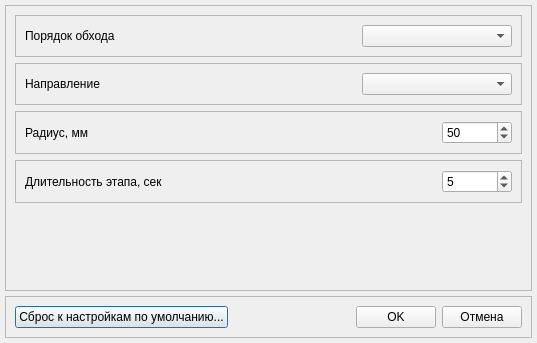
The window that metodics/dynamic_tests/octaedron/octaedronparamsdialog.ui (grigp/a-analyser) describes before a commit, drawn with Qt 5.
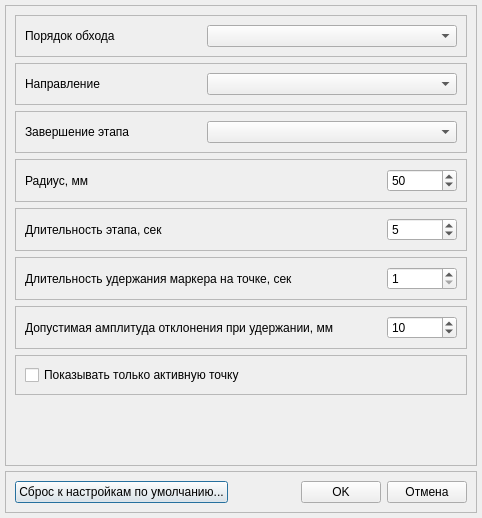
The same window after the commit.

Patch:
```diff
--- a/metodics/dynamic_tests/octaedron/octaedronparamsdialog.ui
+++ b/metodics/dynamic_tests/octaedron/octaedronparamsdialog.ui
@@ -6,8 +6,8 @@
    <rect>
     <x>0</x>
     <y>0</y>
-    <width>537</width>
-    <height>343</height>
+    <width>482</width>
+    <height>518</height>
    </rect>
   </property>
   <property name="windowTitle">
@@ -71,7 +71,7 @@
           <widget class="QComboBox" name="cbCirceRoundRuleMode">
            <property name="minimumSize">
             <size>
-             <width>150</width>
+             <width>250</width>
              <height>0</height>
             </size>
            </property>
@@ -113,7 +113,49 @@
           <widget class="QComboBox" name="cbDirectionMode">
            <property name="minimumSize">
             <size>
-             <width>150</width>
+             <width>250</width>
+             <height>0</height>
+            </size>
+           </property>
+          </widget>
+         </item>
+        </layout>
+       </widget>
+      </item>
+      <item>
+       <widget class="QFrame" name="frStageFinishMode">
+        <property name="frameShape">
+         <enum>QFrame::StyledPanel</enum>
+        </property>
+        <property name="frameShadow">
+         <enum>QFrame::Raised</enum>
+        </property>
+        <layout class="QHBoxLayout" name="horizontalLayout_4">
+         <item>
+          <widget class="QLabel" name="lblStageFinishMode">
+           <property name="text">
+            <string>Завершение этапа</string>
+           </property>
+          </widget>
+         </item>
+         <item>
+          <spacer name="horizontalSpacer_4">
+           <property name="orientation">
+            <enum>Qt::Horizontal</enum>
+           </property>
+           <property name="sizeHint" stdset="0">
+            <size>
+             <width>73</width>
+             <height>20</height>
+            </size>
+           </property>
+          </spacer>
+         </item>
+         <item>
+          <widget class="QComboBox" name="cbStageFinishMode">
+           <property name="minimumSize">
+            <size>
+             <width>250</width>
              <height>0</height>
             </size>
            </property>
@@ -230,6 +272,133 @@
         </layout>
        </widget>
       </item>
+      <item>
+       <widget class="QFrame" name="frHoldingTime">
+        <property name="frameShape">
+         <enum>QFrame::StyledPanel</enum>
+        </property>
+        <property name="frameShadow">
+         <enum>QFrame::Raised</enum>
+        </property>
+        <layout class="QHBoxLayout" name="horizontalLayout_5">
+         <item>
+          <widget class="QLabel" name="lblHoldingTime">
+           <property name="text">
+            <string>Длительность удержания маркера на точке, сек</string>
+           </property>
+          </widget>
+         </item>
+         <item>
+          <spacer name="horizontalSpacer_9">
+           <property name="orientation">
+            <enum>Qt::Horizontal</enum>
+           </property>
+           <property name="sizeHint" stdset="0">
+            <size>
+             <width>97</width>
+             <height>20</height>
+            </size>
+           </property>
+          </spacer>
+         </item>
+         <item>
+          <widget class="QSpinBox" name="edHoldingTime">
+           <property name="minimumSize">
+            <size>
+             <width>70</width>
+             <height>0</height>
+            </size>
+           </property>
+           <property name="minimum">
+            <number>1</number>
+           </property>
+           <property name="maximum">
+            <number>4</number>
+           </property>
+           <property name="singleStep">
+            <number>1</number>
+           </property>
+           <property name="value">
+            <number>1</number>
+           </property>
+          </widget>
+         </item>
+        </layout>
+       </widget>
+      </item>
+      <item>
+       <widget class="QFrame" name="frHoldingAmplitude">
+        <property name="frameShape">
+         <enum>QFrame::StyledPanel</enum>
+        </property>
+        <property name="frameShadow">
+         <enum>QFrame::Raised</enum>
+        </property>
+        <layout class="QHBoxLayout" name="horizontalLayout_8">
+         <item>
+          <widget class="QLabel" name="lblHoldingAmplitude">
+           <property name="text">
+            <string>Допустимая амплитуда отклонения при удержании, мм</string>
+           </property>
+          </widget>
+         </item>
+         <item>
+          <spacer name="horizontalSpacer_10">
+           <property name="orientation">
+            <enum>Qt::Horizontal</enum>
+           </property>
+           <property name="sizeHint" stdset="0">
+            <size>
+             <width>65</width>
+             <height>20</height>
+            </size>
+           </property>
+          </spacer>
+         </item>
+         <item>
+          <widget class="QSpinBox" name="edHoldingAmplitude">
+           <property name="minimumSize">
+            <size>
+             <width>70</width>
+             <height>0</height>
+            </size>
+           </property>
+           <property name="minimum">
+            <number>1</number>
+           </property>
+           <property name="maximum">
+            <number>30</number>
+           </property>
+           <property name="singleStep">
+            <number>5</number>
+           </property>
+           <property name="value">
+            <number>10</number>
+           </property>
+          </widget>
+         </item>
+        </layout>
+       </widget>
+      </item>
+      <item>
+       <widget class="QFrame" name="frShowOnlyCurrentPoint">
+        <property name="frameShape">
+         <enum>QFrame::StyledPanel</enum>
+        </property>
+        <property name="frameShadow">
+         <enum>QFrame::Raised</enum>
+        </property>
+        <layout class="QHBoxLayout" name="horizontalLayout">
+         <item>
+          <widget class="QCheckBox" name="cbShowOnlyCurrentPoint">
+           <property name="text">
+            <string>Показывать только активную точку</string>
+           </property>
+          </widget>
+         </item>
+        </layout>
+       </widget>
+      </item>
       <item>
        <spacer name="verticalSpacer">
         <property name="orientation">
```
Left out of the diff: 41 changed lines with no effect on the pictures.
